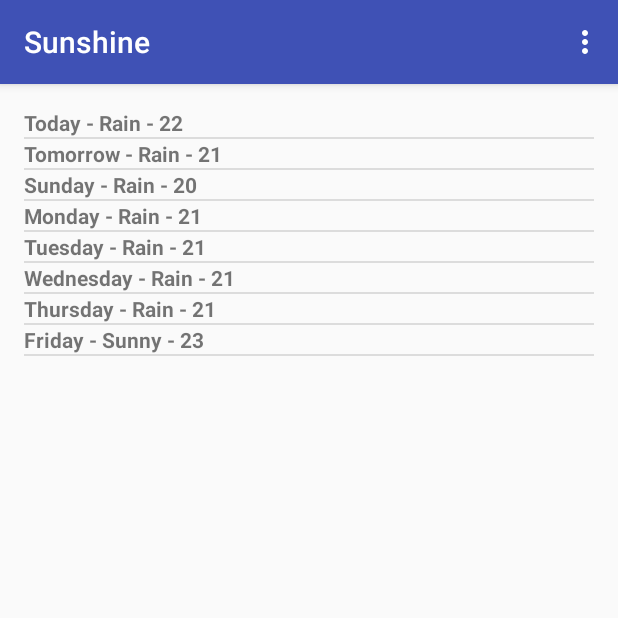
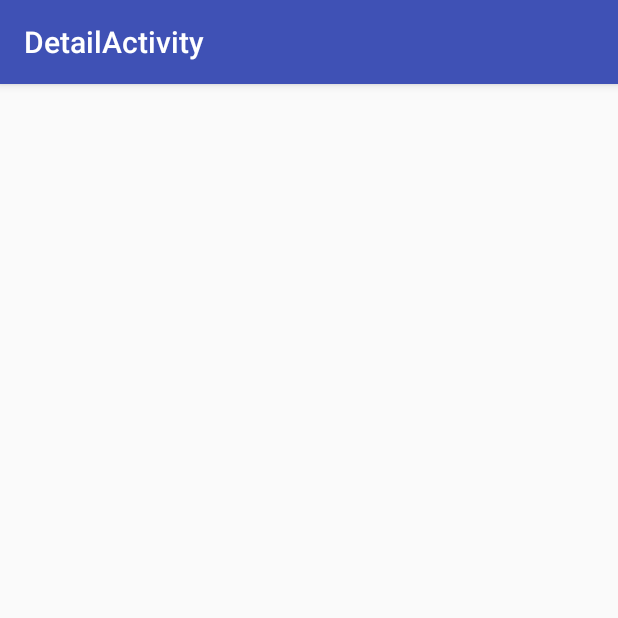
Before and after one commit to matanaliz/Sunshine, an Android app: the screen it shows after launch (MainActivity before the commit, DetailActivity after it), after a tap on "Today - Rain - 22", on a phone screen of 412 x 824 dp, the top half of it. Run offline under Robolectric (Android 15) with nearby library versions, the phone set to English and light mode, and no system bars.

Commit message:
Added forecast details activity.

```diff
--- /dev/null
+++ b/app/src/main/java/com/udacity/matanaliz/sunshine/DetailActivity.java
@@ -0,0 +1,30 @@
+package com.udacity.matanaliz.sunshine;
+
+import android.os.Bundle;
+import android.support.design.widget.FloatingActionButton;
+import android.support.design.widget.Snackbar;
+import android.support.v7.app.AppCompatActivity;
+import android.support.v7.widget.Toolbar;
+import android.view.View;
+
+public class DetailActivity extends AppCompatActivity {
+
+    @Override
+    protected void onCreate(Bundle savedInstanceState) {
+        super.onCreate(savedInstanceState);
+        setContentView(R.layout.activity_detail);
+        Toolbar toolbar = (Toolbar) findViewById(R.id.toolbar);
+        setSupportActionBar(toolbar);
+
+//        FloatingActionButton fab = (FloatingActionButton) findViewById(R.id.fab);
+//        fab.setOnClickListener(new View.OnClickListener() {
+//            @Override
+//            public void onClick(View view) {
+//                Snackbar.make(view, "Replace with your own action", Snackbar.LENGTH_LONG)
+//                        .setAction("Action", null).show();
+//            }
+//        });
+//        getSupportActionBar().setDisplayHomeAsUpEnabled(true);
+    }
+
+}
--- /dev/null
+++ b/app/src/main/java/com/udacity/matanaliz/sunshine/DetailFragment.java
@@ -0,0 +1,22 @@
+package com.udacity.matanaliz.sunshine;
+
+import android.support.v4.app.Fragment;
+import android.os.Bundle;
+import android.view.LayoutInflater;
+import android.view.View;
+import android.view.ViewGroup;
+
+/**
+ * A placeholder fragment containing a simple view.
+ */
+public class DetailFragment extends Fragment {
+
+    public DetailFragment() {
+    }
+
+    @Override
+    public View onCreateView(LayoutInflater inflater, ViewGroup container,
+                             Bundle savedInstanceState) {
+        return inflater.inflate(R.layout.fragment_detail, container, false);
+    }
+}
--- a/app/src/main/java/com/udacity/matanaliz/sunshine/SunshineFragment.java
+++ b/app/src/main/java/com/udacity/matanaliz/sunshine/SunshineFragment.java
@@ -1,5 +1,6 @@
 package com.udacity.matanaliz.sunshine;
 
+import android.content.Intent;
 import android.net.ConnectivityManager;
 import android.net.NetworkInfo;
 import android.net.Uri;
@@ -308,8 +309,13 @@ public class SunshineFragment extends Fragment {
             @Override
             public void onItemClick(AdapterView<?> parent, View view, int position, long id) {
                 String text = mForecastAdapter.getItem(position);
-                Toast toast = Toast.makeText(getActivity().getApplicationContext(), text, Toast.LENGTH_SHORT);
+                Toast toast = Toast.makeText(getActivity(), text, Toast.LENGTH_SHORT);
                 toast.show();
+
+                Intent intent = new Intent(getActivity(), DetailActivity.class)
+                        .putExtra(Intent.EXTRA_TEXT, text);
+
+                startActivity(intent);
             }
         });
 
--- /dev/null
+++ b/app/src/main/res/layout/activity_detail.xml
@@ -0,0 +1,26 @@
+<?xml version="1.0" encoding="utf-8"?>
+<android.support.design.widget.CoordinatorLayout xmlns:android="http://schemas.android.com/apk/res/android"
+    xmlns:app="http://schemas.android.com/apk/res-auto"
+    xmlns:tools="http://schemas.android.com/tools"
+    android:layout_width="match_parent"
+    android:layout_height="match_parent"
+    android:fitsSystemWindows="true"
+    tools:context="com.udacity.matanaliz.sunshine.DetailActivity">
+
+    <android.support.design.widget.AppBarLayout
+        android:layout_width="match_parent"
+        android:layout_height="wrap_content"
+        android:theme="@style/AppTheme.AppBarOverlay">
+
+        <android.support.v7.widget.Toolbar
+            android:id="@+id/toolbar"
+            android:layout_width="match_parent"
+            android:layout_height="?attr/actionBarSize"
+            android:background="?attr/colorPrimary"
+            app:popupTheme="@style/AppTheme.PopupOverlay" />
+
+    </android.support.design.widget.AppBarLayout>
+
+    <include layout="@layout/content_detail" />
+
+</android.support.design.widget.CoordinatorLayout>
--- /dev/null
+++ b/app/src/main/res/layout/fragment_detail.xml
@@ -0,0 +1,13 @@
+<RelativeLayout xmlns:android="http://schemas.android.com/apk/res/android"
+    xmlns:tools="http://schemas.android.com/tools"
+    android:layout_width="match_parent"
+    android:layout_height="match_parent"
+    android:paddingBottom="@dimen/activity_vertical_margin"
+    android:paddingLeft="@dimen/activity_horizontal_margin"
+    android:paddingRight="@dimen/activity_horizontal_margin"
+    android:paddingTop="@dimen/activity_vertical_margin"
+    tools:context=".DetailFragment"
+    tools:showIn="@layout/activity_detail">
+
+
+</RelativeLayout>
--- a/app/src/main/res/values/strings.xml
+++ b/app/src/main/res/values/strings.xml
@@ -1,4 +1,6 @@
 <resources>
     <string name="app_name">Sunshine</string>
     <string name="action_refresh" translatable="false">Refresh</string>
+    <string name="title_activity_detail">DetailActivity</string>
+    <string name="action_settings">Settings</string>
 </resources>
```
Also changed, not shown: app/src/main/AndroidManifest.xml (+9 -0 lines), app/src/main/res/layout/content_detail.xml (added, +9 -0 lines), app/src/main/res/menu/menu_detail.xml (added, +10 -0 lines).
